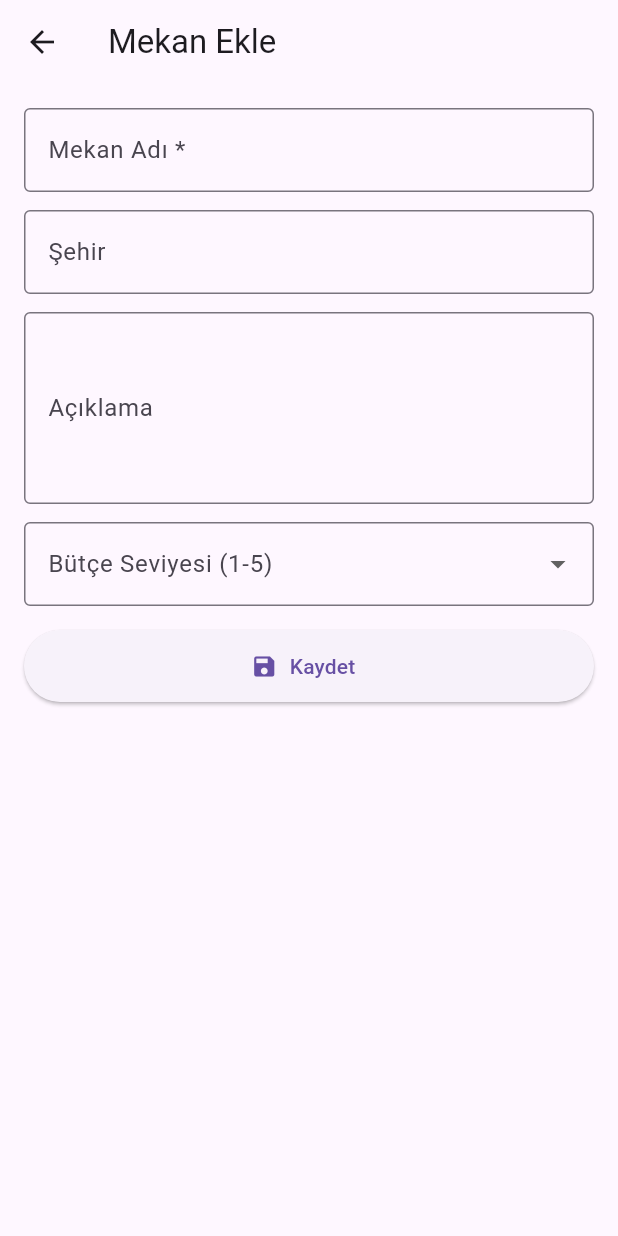
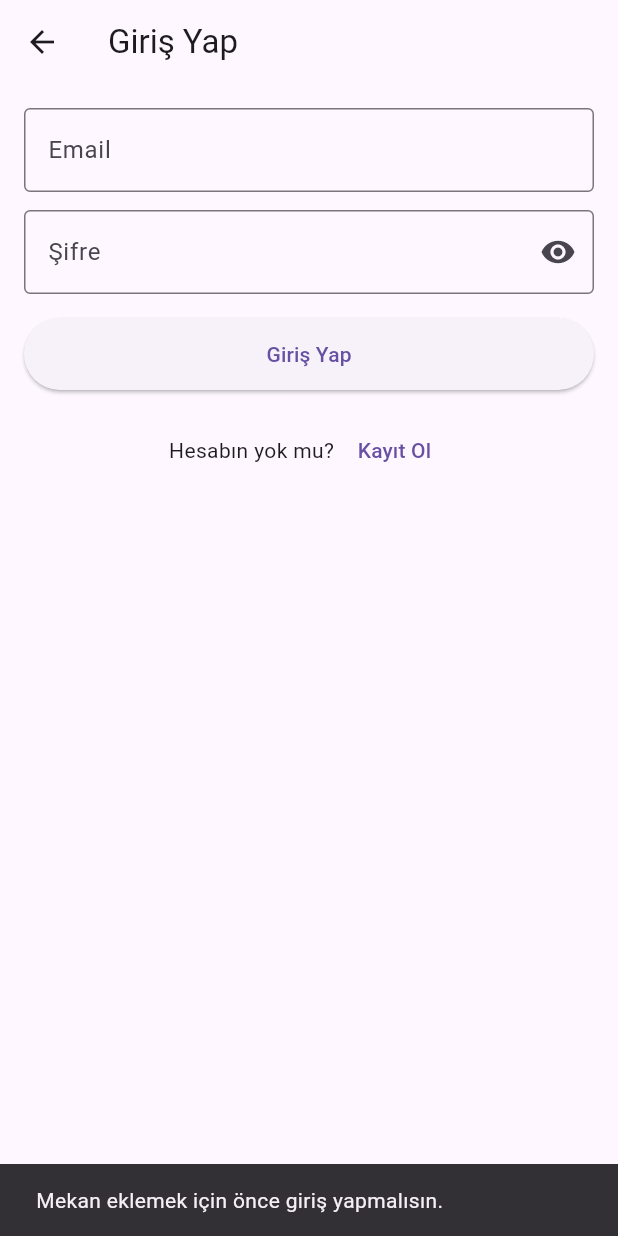
Before and after one commit to ozgekls/SakliKent, a Flutter app: the screen it shows after launch, after a tap on "Mekan Ekle", on a phone screen of 412 x 824 dp. Run offline on Flutter 3.47's test engine with Material 3 defaults, Android fonts, the phone set to English and light mode, and no system bars; our stand-ins replace supabase_flutter; accounts and stored records are empty.

Commit message:
kullanıcı giriş sayfası

```diff
--- a/lib/home_page.dart
+++ b/lib/home_page.dart
@@ -1,24 +1,83 @@
+import 'dart:async';
 import 'package:flutter/material.dart';
 import 'package:supabase_flutter/supabase_flutter.dart';
+
+import 'add_mekan_page.dart';
+import 'login_page.dart';
 import 'models/mekan.dart';
 import 'services/mekan_service.dart';
-import 'add_mekan_page.dart';
 
 final supabase = Supabase.instance.client;
 
-class HomePage extends StatelessWidget {
+class HomePage extends StatefulWidget {
   const HomePage({super.key});
 
   @override
+  State<HomePage> createState() => _HomePageState();
+}
+
+class _HomePageState extends State<HomePage> {
+  late final MekanService _service;
+  StreamSubscription<AuthState>? _authSub;
+
+  User? _user;
+
+  @override
+  void initState() {
+    super.initState();
+    _service = MekanService(supabase);
+
+    // İlk açılışta mevcut user'ı al
+    _user = supabase.auth.currentUser;
+
+    // Auth değişimlerini dinle (login/logout olunca ikon değişsin)
+    _authSub = supabase.auth.onAuthStateChange.listen((data) {
+      setState(() {
+        _user = data.session?.user;
+      });
+    });
+  }
+
+  @override
+  void dispose() {
+    _authSub?.cancel();
+    super.dispose();
+  }
+
+  @override
   Widget build(BuildContext context) {
-    final service = MekanService(supabase);
+    return Scaffold(
+      appBar: AppBar(
+        title: const Text('Saklı Kent'),
+        actions: [
+          if (_user == null)
+            IconButton(
+              tooltip: 'Giriş Yap',
+              icon: const Icon(Icons.login),
+              onPressed: () {
+                Navigator.push(
+                  context,
+                  MaterialPageRoute(builder: (_) => const LoginPage()),
+                );
+              },
+            )
+          else
+            IconButton(
+              tooltip: 'Çıkış Yap',
+              icon: const Icon(Icons.logout),
+              onPressed: () async {
+                await supabase.auth.signOut();
+                if (!mounted) return;
+                ScaffoldMessenger.of(
+                  context,
+                ).showSnackBar(const SnackBar(content: Text('Çıkış yapıldı')));
+              },
+            ),
+        ],
+      ),
 
-    return Scaffold(
-      appBar: AppBar(title: const Text('Saklı Kent')),
-
-      // 1) DB’yi dinliyoruz
       body: StreamBuilder<List<Mekan>>(
-        stream: service.streamMekanlar(),
+        stream: _service.streamMekanlar(),
         builder: (context, snapshot) {
           if (snapshot.connectionState == ConnectionState.waiting) {
             return const Center(child: CircularProgressIndicator());
@@ -37,7 +96,7 @@ class HomePage extends StatelessWidget {
           return ListView.separated(
             padding: const EdgeInsets.all(12),
             itemCount: mekanlar.length,
-            separatorBuilder: (_, _) => const SizedBox(height: 8),
+            separatorBuilder: (_, __) => const SizedBox(height: 8),
             itemBuilder: (context, i) {
               final m = mekanlar[i];
               return Card(
@@ -58,16 +117,25 @@ class HomePage extends StatelessWidget {
         },
       ),
 
-      // 2) Mekan ekleme butonu
       floatingActionButton: FloatingActionButton.extended(
         onPressed: () async {
-          // Butona basınca form sayfasına gidiyoruz
+          if (_user == null) {
+            ScaffoldMessenger.of(context).showSnackBar(
+              const SnackBar(
+                content: Text('Mekan eklemek için önce giriş yapmalısın.'),
+              ),
+            );
+            Navigator.push(
+              context,
+              MaterialPageRoute(builder: (_) => const LoginPage()),
+            );
+            return;
+          }
+
           await Navigator.push(
             context,
             MaterialPageRoute(builder: (_) => const AddMekanPage()),
           );
-          // Geri dönünce ekstra bir şey yapmıyoruz,
-          // çünkü StreamBuilder zaten DB değişimini yakalayacak.
         },
         icon: const Icon(Icons.add),
         label: const Text('Mekan Ekle'),
--- /dev/null
+++ b/lib/login_page.dart
@@ -0,0 +1,133 @@
+import 'package:flutter/material.dart';
+import 'package:supabase_flutter/supabase_flutter.dart';
+import 'register_page.dart';
+
+final supabase = Supabase.instance.client;
+
+class LoginPage extends StatefulWidget {
+  const LoginPage({super.key});
+
+  @override
+  State<LoginPage> createState() => _LoginPageState();
+}
+
+class _LoginPageState extends State<LoginPage> {
+  final _formKey = GlobalKey<FormState>();
+  final _emailCtrl = TextEditingController();
+  final _passCtrl = TextEditingController();
+
+  bool _loading = false;
+  bool _obscure = true;
+
+  @override
+  void dispose() {
+    _emailCtrl.dispose();
+    _passCtrl.dispose();
+    super.dispose();
+  }
+
+  Future<void> _login() async {
+    if (!(_formKey.currentState?.validate() ?? false)) return;
+
+    setState(() => _loading = true);
+    try {
+      await supabase.auth.signInWithPassword(
+        email: _emailCtrl.text.trim(),
+        password: _passCtrl.text,
+      );
+
+      if (!mounted) return;
+      Navigator.pop(context); // HomePage'e geri dön
+      ScaffoldMessenger.of(
+        context,
+      ).showSnackBar(const SnackBar(content: Text('Giriş başarılı')));
+    } on AuthException catch (e) {
+      ScaffoldMessenger.of(
+        context,
+      ).showSnackBar(SnackBar(content: Text('Giriş başarısız: ${e.message}')));
+    } catch (e) {
+      ScaffoldMessenger.of(
+        context,
+      ).showSnackBar(SnackBar(content: Text('Hata: $e')));
+    } finally {
+      if (mounted) setState(() => _loading = false);
+    }
+  }
+
+  @override
+  Widget build(BuildContext context) {
+    return Scaffold(
+      appBar: AppBar(title: const Text('Giriş Yap')),
+      body: Padding(
+        padding: const EdgeInsets.all(16),
+        child: Form(
+          key: _formKey,
+          child: ListView(
+            children: [
+              TextFormField(
+                controller: _emailCtrl,
+                keyboardType: TextInputType.emailAddress,
+                decoration: const InputDecoration(
+                  labelText: 'Email',
+                  border: OutlineInputBorder(),
+                ),
+                validator: (v) {
+                  final s = (v ?? '').trim();
+                  if (s.isEmpty) return 'Email zorunlu';
+                  if (!s.contains('@')) return 'Geçerli bir email gir';
+                  return null;
+                },
+              ),
+              const SizedBox(height: 12),
+              TextFormField(
+                controller: _passCtrl,
+                obscureText: _obscure,
+                decoration: InputDecoration(
+                  labelText: 'Şifre',
+                  border: const OutlineInputBorder(),
+                  suffixIcon: IconButton(
+                    onPressed: () => setState(() => _obscure = !_obscure),
+                    icon: Icon(
+                      _obscure ? Icons.visibility : Icons.visibility_off,
+                    ),
+                  ),
+                ),
+                validator: (v) {
+                  if ((v ?? '').isEmpty) return 'Şifre zorunlu';
+                  if ((v ?? '').length < 6) return 'En az 6 karakter';
+                  return null;
+                },
+              ),
+              const SizedBox(height: 16),
+              SizedBox(
+                height: 48,
+                child: ElevatedButton(
+                  onPressed: _loading ? null : _login,
+                  child: Text(_loading ? 'Giriş yapılıyor...' : 'Giriş Yap'),
+                ),
+              ),
+              const SizedBox(height: 16),
+
+              // Kayıt ol bağlantısı
+              Row(
+                mainAxisAlignment: MainAxisAlignment.center,
+                children: [
+                  const Text('Hesabın yok mu? '),
+                  TextButton(
+                    onPressed: () {
+                      Navigator.push(
+                        context,
+                        MaterialPageRoute(builder: (_) => const RegisterPage()),
+                      );
+                    },
+                    child: const Text('Kayıt Ol'),
+                  ),
+                ],
+              ),
+            ],
+          ),
+        ),
+      ),
+    );
+  }
+}
```
Also changed, not shown: lib/register_page.dart (added, +136 -0 lines).
